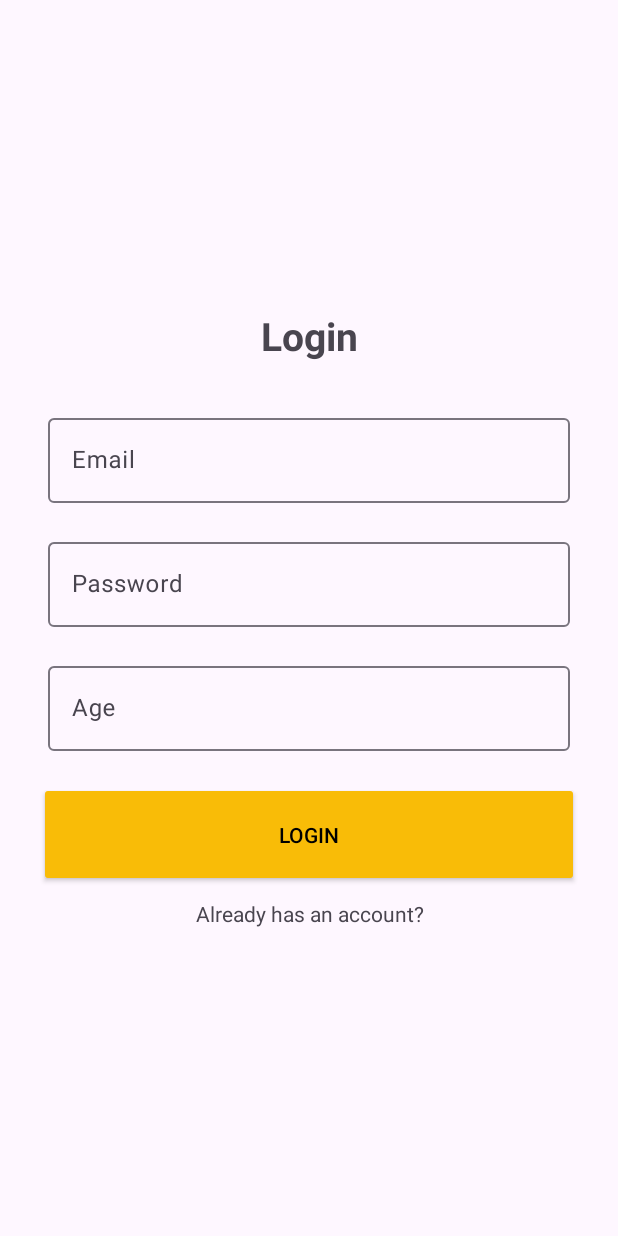
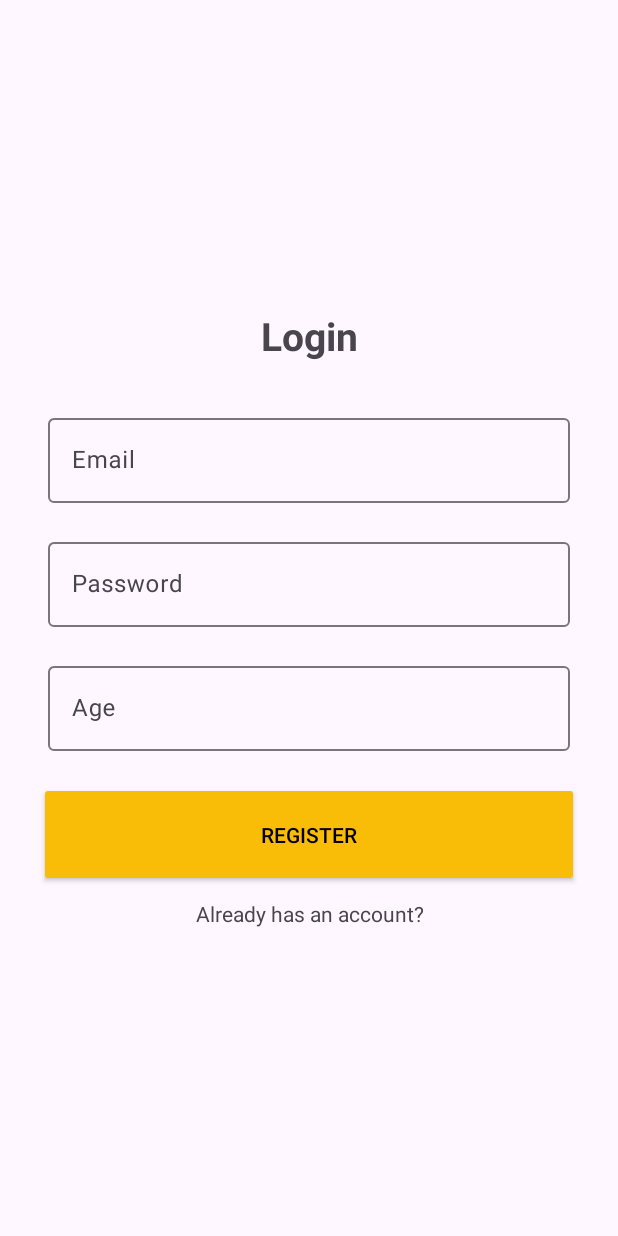
Before and after one commit to MustafaKhaled/Flickrpedia, an Android app: the screen it shows after launch (MainActivity), after a tap on an icon or button, on a phone screen of 412 x 824 dp. Run offline under Robolectric (Android 15) with nearby library versions, the phone set to English and light mode, and no system bars; our stand-ins replace Dagger/Hilt's generated code, data binding; 1 other tap on this screen came first.

Commit message:
added extra binding adapter for changing the text of the button

```diff
--- a/app/src/main/java/com/example/flickrpedia/ui/Util.kt
+++ b/app/src/main/java/com/example/flickrpedia/ui/Util.kt
@@ -2,6 +2,7 @@ package com.example.flickrpedia.ui
 
 import android.view.View
 import android.widget.TextView
+import androidx.appcompat.widget.AppCompatButton
 import androidx.databinding.BindingAdapter
 import com.example.flickrpedia.R
 import com.example.flickrpedia.presentation.UserViewModel
@@ -54,3 +55,11 @@ fun TextInputLayout.setVisibility(userType: UserViewModel.UserType) {
         View.VISIBLE
     }
 }
+
+@BindingAdapter("android:setText")
+fun AppCompatButton.setText(userType: UserViewModel.UserType) {
+    if(userType == UserViewModel.UserType.LOGIN)
+        this.text = this.context.getString(R.string.login_btn_text)
+    else
+        this.text = this.context.getString(R.string.register_btn_text)
+}
--- a/app/src/main/res/layout/activity_main.xml
+++ b/app/src/main/res/layout/activity_main.xml
@@ -112,6 +112,7 @@
                 android:textColor="@color/black"
                 android:text="@string/login_btn_text"
                 android:focusable="true"
+                android:setText="@{userViewModel.userType}"
                 app:layout_constraintTop_toBottomOf="@+id/ageTextLayout"
                 app:layout_constraintStart_toStartOf="parent"
                 app:layout_constraintEnd_toEndOf="parent"
--- a/app/src/main/res/values/strings.xml
+++ b/app/src/main/res/values/strings.xml
@@ -5,6 +5,7 @@
     <string name="password_hint">Password</string>
     <string name="age_hint">Age</string>
     <string name="login_btn_text">Login</string>
+    <string name="register_btn_text">Register</string>
     <string name="dont_have_an_account">Don\'t you have an account? No problem</string>
     <string name="already_has_an_account">Already has an account?</string>
     <string name="password_is_required">Password is required</string>
```
